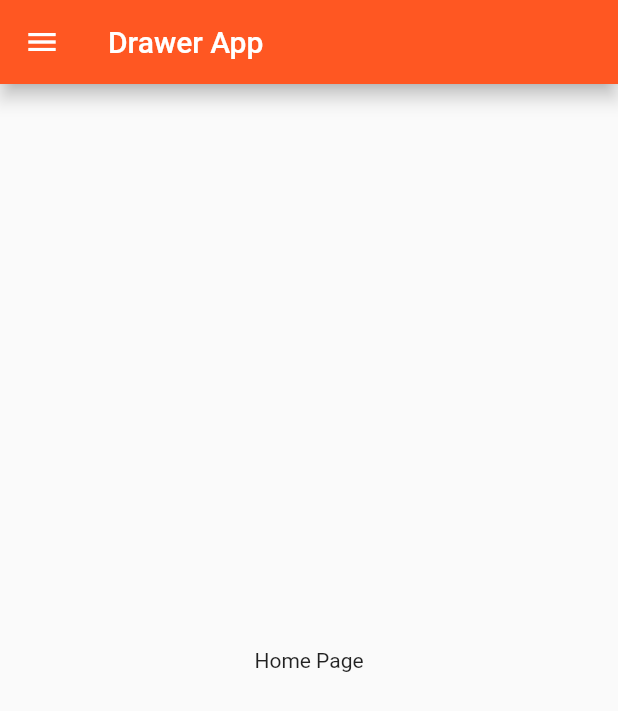
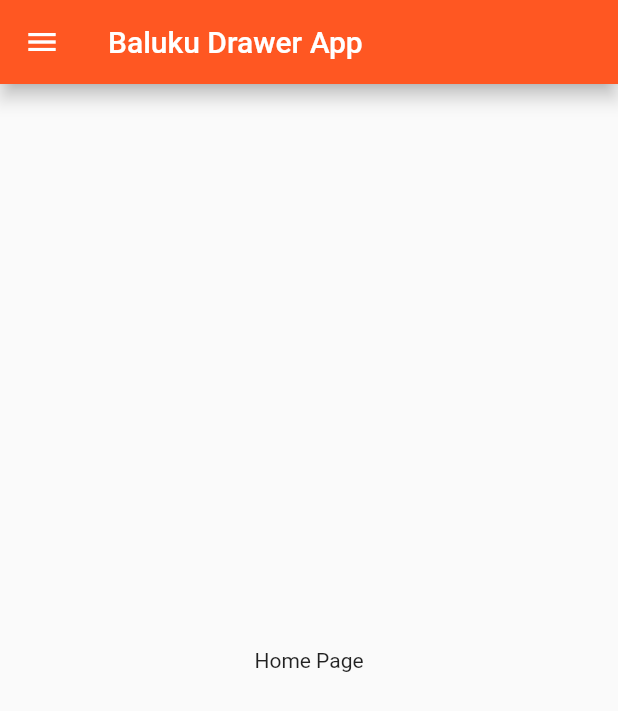
Before and after one commit to BalukuBrian/FlutterBasicApp, a Flutter app: the screen it shows after launch, on a phone screen of 412 x 824 dp. Shown: the top 711 px of the screen. Run offline on Flutter 3.47's test engine with Material 2 defaults, Android fonts, the light colour scheme and no system bars.

Commit message:
adding the drawer components

```diff
--- a/lib/main.dart
+++ b/lib/main.dart
@@ -35,26 +35,26 @@ class MyHomePage extends StatelessWidget {
   Widget build(BuildContext context) {
     return Scaffold(
       appBar: AppBar(
-        title: Text('Drawer App'),
+        title: const Text('Baluku Drawer App'),
         elevation: defaultTargetPlatform == TargetPlatform.android ? 5.0 : 0.0,
       ),
       drawer: Drawer(
         child: ListView(
           children: <Widget>[
             UserAccountsDrawerHeader(
-              accountName: Text('Baluku Brian'),
-              accountEmail: Text("balbri0@gmail.com"),
+              accountName: const Text('Baluku Brian'),
+              accountEmail: const Text("balbri0@gmail.com"),
               currentAccountPicture: CircleAvatar(
                 backgroundColor:
                     Theme.of(context).platform == TargetPlatform.iOS
                         ? Colors.deepPurple
                         : Colors.white,
-                child: Text('BB'),
+                child: const Text('BB'),
               ),
               otherAccountsPictures: <Widget>[
                 CircleAvatar(
                   backgroundColor: Colors.white,
-                  child: Text('B'),
+                  child: const Text('B'),
                 )
               ],
             ),
```
